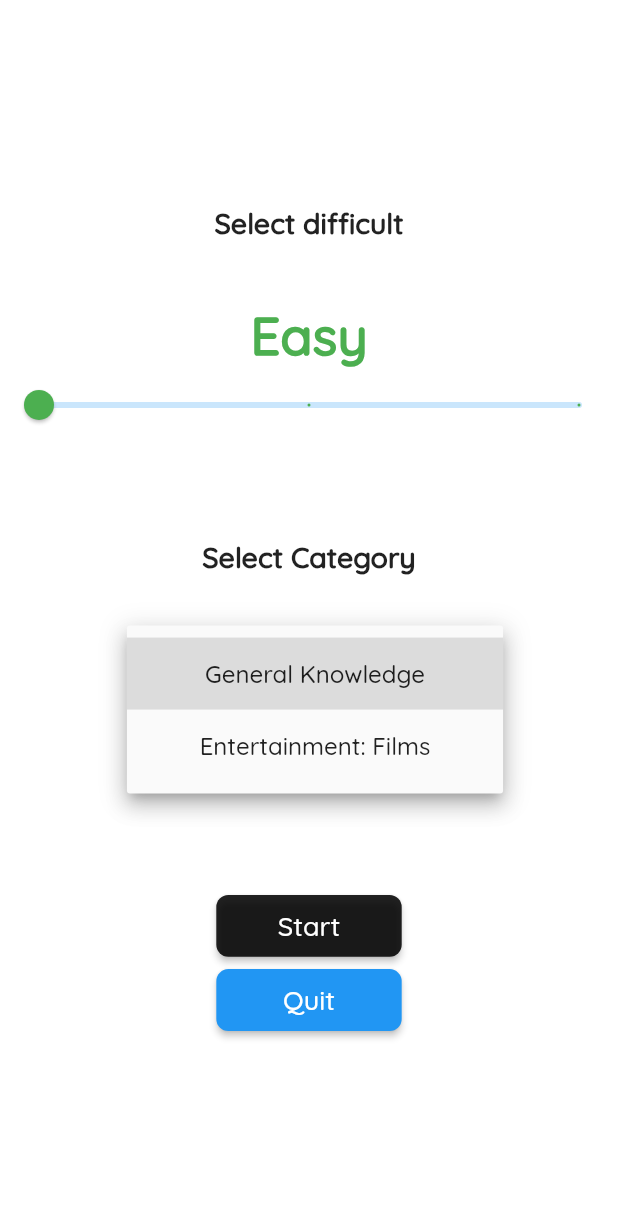
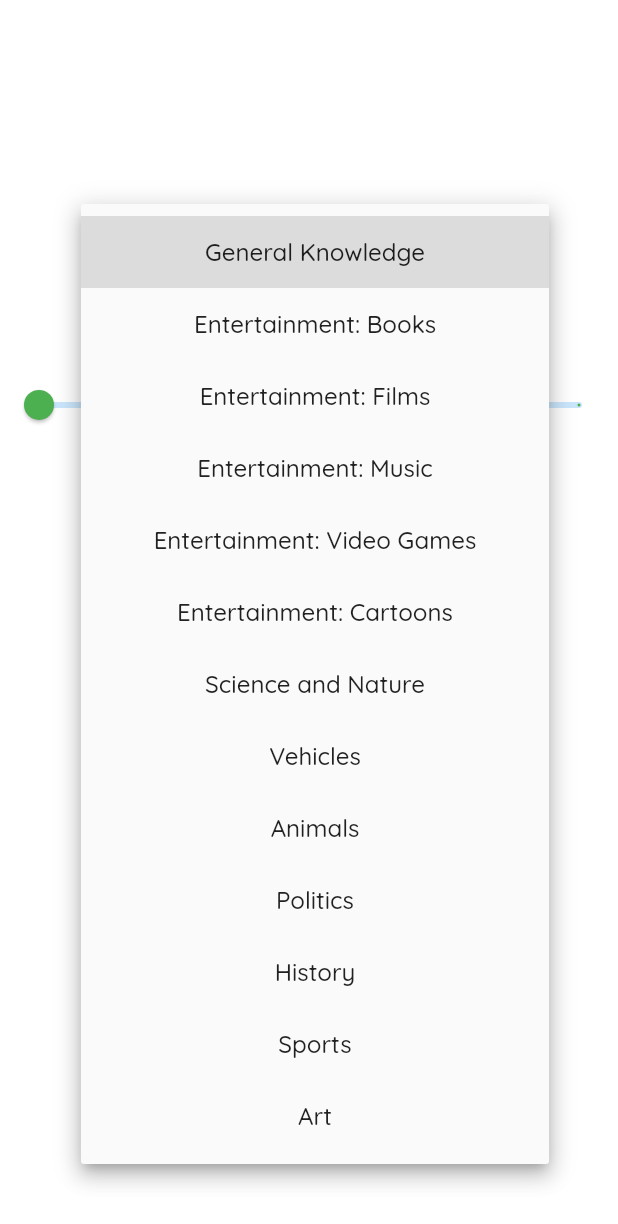
Before and after one commit to tharusha-theekshana/Frivia_Quiz_App_Flutter, a Flutter app: the screen it shows after launch, after a tap on "Select Category", on a phone screen of 412 x 824 dp. Shown: the top 1224 px of the screen. Run offline on Flutter 3.47's test engine with Material 2 defaults, Android fonts, the light colour scheme and no system bars; our stand-ins replace dio; project files that could hold a hidden picture were left out.

Commit message:
Add categories

```diff
--- a/lib/main.dart
+++ b/lib/main.dart
@@ -10,7 +10,6 @@ class MyApp extends StatelessWidget {
   const MyApp({super.key});
 
 
-  // This widget is the root of your application.
   @override
   Widget build(BuildContext context) {
     return MaterialApp(
--- a/lib/pages/home_page.dart
+++ b/lib/pages/home_page.dart
@@ -27,7 +27,18 @@ class _HomePageState extends State<HomePage> {
   static String jsonStr = '''
   [
     {"name": "General Knowledge" , "value" : 9 },
-    {"name": "Entertainment: Films" , "value" : 11 }
+    {"name": "Entertainment: Books" , "value" : 10 },
+    {"name": "Entertainment: Films" , "value" : 11 },
+    {"name": "Entertainment: Music" , "value" : 12 },
+    {"name": "Entertainment: Video Games" , "value" : 15 },
+    {"name": "Entertainment: Cartoons" , "value" : 32 },
+    {"name": "Science and Nature" , "value" : 17 },
+    {"name": "Vehicles" , "value" : 28 },
+    {"name": "Animals" , "value" : 27 },
+    {"name": "Politics" , "value" : 24 },
+    {"name": "History" , "value" : 23 },
+    {"name": "Sports" , "value" : 21 },
+    {"name": "Art" , "value" : 25 }
   ]
   ''';
 
```
